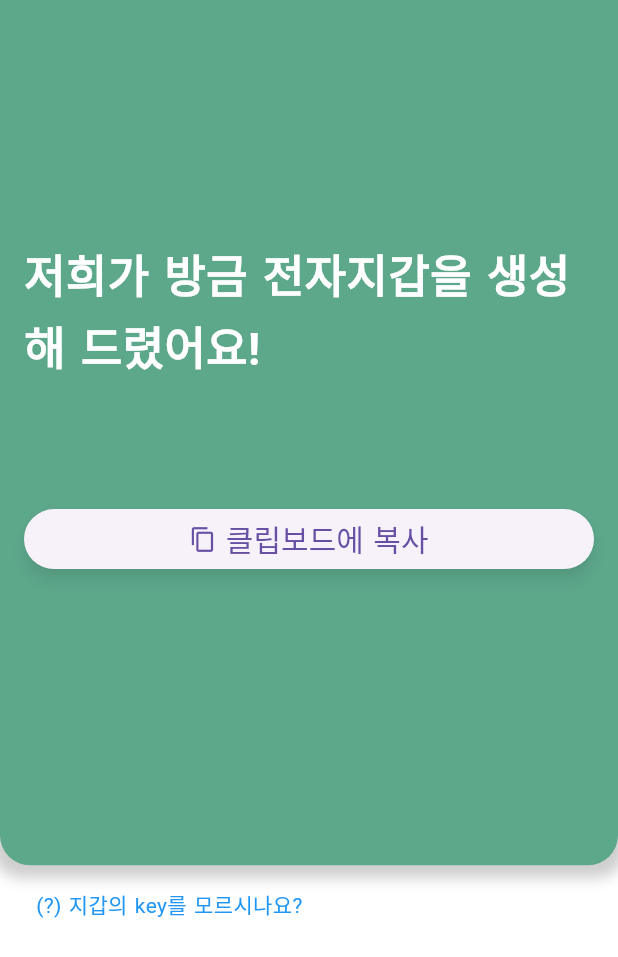
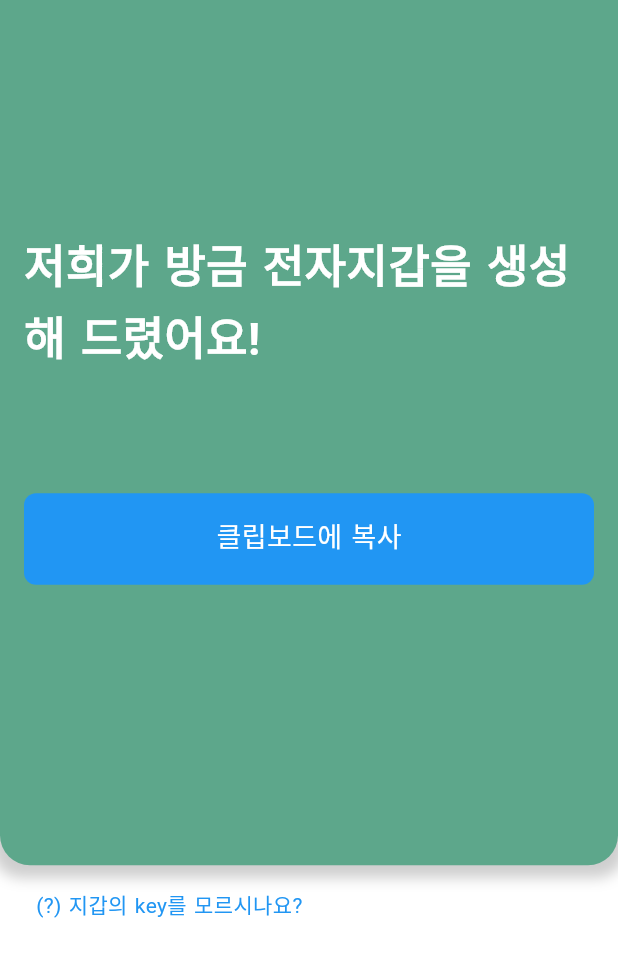
Before and after one commit to mint0o0/minto-flutter, a Flutter app: the MyPage screen opened directly, after a tap on "로그아웃", after a tap on "전자지갑 생성", on a phone screen of 412 x 824 dp. Shown: the top 957 px of the screen. Run offline on Flutter 3.47's test engine with Material 3 defaults, Android fonts, the phone set to English and light mode, and no system bars; our stand-ins replace card_swiper, csv, dio, firebase_auth, firebase_core, flutter_dotenv and 11 more; missing offline and left inert: animated_size_and_fade, bip32_bip44, bip39, gauge_indicator, qrscan, web3dart; accounts and stored records are empty; network calls fail; Roboto replaces fonts that are missing (GmarketSans); project files that could hold a hidden picture were left out.

Commit message:
Feat: 진행중인 축제 누르면 바로 축제정보로 이동시킴

```diff
--- a/lib/src/festival_list.dart
+++ b/lib/src/festival_list.dart
@@ -155,9 +155,14 @@ class _FestivalListState extends State<FestivalList> {
                 buildSearchResultHeader('$lastKeyword 검색결과:'),
               ],
               if (isSearching && lastCategory != null) ...[
-                buildSearchResultHeader('$lastCategory 검색결과:'),
+                if (lastCategory=='local')...[buildSearchResultHeader('지역축제 필터결과'),],
+                if(lastCategory=='university')...[buildSearchResultHeader('대학축제 필터결과'),],
+                if(lastCategory=='music')...[buildSearchResultHeader('음악축제 필터결과'),],
+                if(lastCategory=='fair')...[buildSearchResultHeader('전시회 필터결과'),],
+                //buildSearchResultHeader('$lastCategory 검색결과:'),
               ],
               if (!isSearching) ...[
+                SizedBox(height: 20,),
                 buildSectionTitle('추천 축제'),
                 buildFestivalWidget(),
                 buildSectionTitle('축제 탐색하기'),
@@ -309,7 +314,7 @@ class _FestivalListState extends State<FestivalList> {
 
   Widget buildSearchResultHeader(String resultText) {
     return Padding(
-      padding: const EdgeInsets.symmetric(horizontal: 16, vertical: 20),
+      padding: const EdgeInsets.symmetric(horizontal: 0, vertical: 20),
       child: Row(
   mainAxisAlignment: MainAxisAlignment.spaceBetween,
   children: [
@@ -363,7 +368,7 @@ class _FestivalListState extends State<FestivalList> {
 
   Widget buildSectionTitle(String title) {
     return Padding(
-      padding: const EdgeInsets.symmetric(horizontal: 16, vertical: 14),
+      padding: const EdgeInsets.symmetric(horizontal: 16, vertical: 0),
       child: Text(
         title,
         style: TextStyle(
--- a/lib/src/mypage.dart
+++ b/lib/src/mypage.dart
@@ -25,6 +25,7 @@ class MyPaging extends StatelessWidget {
 }
 
 class MyPageController extends GetxController {
+  var festivalId = ''.obs;
   var festivalName = ''.obs;
   var festivalImageUrl = ''.obs;
   var isLoading = true.obs;
@@ -34,17 +35,17 @@ class MyPageController extends GetxController {
   @override
   void onInit() {
     super.onInit();
-    fetchFestivalId();
     fetchFestivalDetails();
     fetchFestivalCounts();
   }
 
   Future<void> fetchFestivalDetails() async {
     SharedPreferences prefs = await SharedPreferences.getInstance();
-    final festivalId = prefs.getString('festivalId');
-    log("마이페이지2에서의 festivalID:$festivalId ");
-    if (festivalId != null && festivalId.isNotEmpty) {
-      final response = await http.get(Uri.parse('http://3.34.98.150:8080/festival/$festivalId'));
+    final id = prefs.getString('festivalId');
+    festivalId.value = id ?? ''; // Update the festivalId observable
+    log("마이페이지2에서의 festivalID:$id ");
+    if (id != null && id.isNotEmpty) {
+      final response = await http.get(Uri.parse('http://3.34.98.150:8080/festival/$id'));
 
       if (response.statusCode == 200) {
         final data = jsonDecode(utf8.decode(response.bodyBytes));
@@ -95,14 +96,6 @@ class MyPageController extends GetxController {
       throw Exception('Failed to load total festival count');
     }
   }
-
-  Future<void> fetchFestivalId() async {
-    SharedPreferences prefs = await SharedPreferences.getInstance();
-    final festivalId = prefs.getString('festivalId');
-    log("마이페이지에서의 festivalID:$festivalId ");
-
-    // 여기서 festivalId를 사용하여 필요한 작업을 수행할 수 있습니다.
-  }
 }
 
 class MyPage extends StatelessWidget {
@@ -145,7 +138,7 @@ class MyPage extends StatelessWidget {
                           onTap: () {
                             if (controller.festivalName.value.isNotEmpty &&
                                 controller.festivalImageUrl.value.isNotEmpty) {
-                              Get.to(() => FestivalDetail(festivalId: "6632093c788e207ba11e5acf"));
+                              Get.to(() => FestivalDetail(festivalId: controller.festivalId.value));
                             } else {
                               showDialog(
                                 context: context,
@@ -436,6 +429,7 @@ class MyPage extends StatelessWidget {
                           SharedPreferences prefs = await SharedPreferences.getInstance();
                           await prefs.remove('privateKey');
                           await prefs.remove('address');
+                          await prefs.remove('festivalId');
                           Get.offAndToNamed('/createOrImportWallet');
                           print("로그아웃버튼 눌림");
                         },
@@ -489,8 +483,10 @@ class MyPage extends StatelessWidget {
                 ),
               ],
             );
-  }}),
-    ));
+          }
+        }),
+      ),
+    );
   }
 }
 
--- a/lib/src/nft_screen3.dart
+++ b/lib/src/nft_screen3.dart
@@ -132,7 +132,7 @@ class _NftPage3State extends State<NftPage3> with Func {
   Widget build(BuildContext context) {
     return Scaffold(
       appBar: AppBar(
-        elevation: 10,
+        elevation: 4,
         shape: ContinuousRectangleBorder(
           borderRadius: BorderRadius.only(
             bottomLeft: Radius.circular(20.0), // 왼쪽 둥근 모서리
@@ -196,7 +196,7 @@ class _NftPage3State extends State<NftPage3> with Func {
                     ),
                   ),
                   Padding(
-                    padding: const EdgeInsets.all(8.0),
+                    padding: const EdgeInsets.all(16.0),
                     child: Column(
                       crossAxisAlignment: CrossAxisAlignment.start,
                       children: [
--- a/lib/src/presentation/view/pages/create_or_import_screen.dart
+++ b/lib/src/presentation/view/pages/create_or_import_screen.dart
@@ -59,49 +59,53 @@ class _CreateOrImportPageState extends State<CreateOrImportPage> {
 
   _getLoginButtons() {
     return <Widget>[
-      InkWell(
+      Padding(
+  padding: const EdgeInsets.all(16.0), // 16 logical pixels of padding on all sides
+  child: GestureDetector(
     onTap: () {
     Get.toNamed('/generateMnemonic');
+
     },
     child: Container(
+      // margin: EdgeInsets.symmetric(horizontal: 64.0),
+      padding: const EdgeInsets.all(16.0), // 16 logical pixels of padding inside the container
       decoration: BoxDecoration(
-            borderRadius: BorderRadius.circular(8.0),
+        color: Colors.white, // Background color of the container
+        borderRadius: BorderRadius.circular(8.0), // Rounded corners
       ),
-          margin: const EdgeInsets.only(left: 20, right: 20, top: 10),
-          width: double.infinity,
-          child: Container(
-            color: Colors.white,
-            //padding: const EdgeInsets.only(top: 15.0, bottom: 15.0),
-            padding: const EdgeInsets.symmetric(vertical: 16.0),
-            child: const Text(
-              ' 전자지갑 생성',
-              textAlign: TextAlign.center,
+      child: Center(
+        child: Text(
+          '전자지갑 생성',
+          style: TextStyle(
+            color:Colors.black, // Text color
+            fontSize: 18.0, // Font size
           ),
         ),
       ),
     ),
-      InkWell(
+  ),
+),
+      Padding(
+  padding: const EdgeInsets.all(16.0), // 16 logical pixels of padding on all sides
+  child: GestureDetector(
     onTap: () {
     Get.toNamed('/importWallet');
     },
     child: Container(
+      // margin: EdgeInsets.symmetric(horizontal: 64.0),
+      padding: const EdgeInsets.all(16.0), // 16 logical pixels of padding inside the container
       decoration: BoxDecoration(
-            borderRadius: BorderRadius.circular(16.0),
+        color: Colors.blue, // Background color of the container
+        borderRadius: BorderRadius.circular(8.0), // Rounded corners
       ),
-          margin: const EdgeInsets.only(top: 16, left: 20, right: 20),
-          width: double.infinity,
-          child: Container(
-            color: Colors.blueAccent,
-            padding: const EdgeInsets.only(top: 15.0, bottom: 15.0),
-            child: const Row(
-              mainAxisAlignment: MainAxisAlignment.center,
-              children: [
-                Text(
-                  ' 기존지갑 입력',
-                  style: TextStyle(color: Colors.white),
+      child: Center(
+        child: Text(
+          '기존지갑 입력',
+          style: TextStyle(
+            color: Colors.white, // Text color
+            fontSize: 18.0, // Font size
           ),
-                SizedBox(width: 8),
-              ],
+        ),
       ),
     ),
   ),
@@ -186,7 +190,7 @@ class _CreateOrImportPageState extends State<CreateOrImportPage> {
             child: const Text(
               "관리자 이신가요?",
               style: TextStyle(
-                color: Color.fromARGB(255, 203, 110, 110),
+                color: Color.fromARGB(255, 255, 88, 88),
                 decoration: TextDecoration.underline,
               ),
             ),
--- a/lib/src/presentation/view/pages/generate_mnemonic_screen.dart
+++ b/lib/src/presentation/view/pages/generate_mnemonic_screen.dart
@@ -102,23 +102,32 @@ Widget build(BuildContext context) {
 ),
 
                 SizedBox(height: 16.0),
-              Container(
-  padding: const EdgeInsets.all(16.0), // 버튼에 패딩 추가
-  width: double.infinity,
-  child: ElevatedButton.icon(
-    onPressed: () {
-      copyToClipboard();
+              Padding(
+  padding: const EdgeInsets.all(16.0), // 16 logical pixels of padding on all sides
+  child: GestureDetector(
+    onTap: () {
+    copyToClipboard();
     },
-    icon: const Icon(Icons.copy),
-    label: const Text('클립보드에 복사'),
-    style: ElevatedButton.styleFrom(
-      padding: EdgeInsets.zero, // 버튼 내부의 패딩을 0으로 설정
-      textStyle: const TextStyle(fontSize: 20.0),
-      elevation: 4,
-      shadowColor: Colors.black.withOpacity(0.4),
+    child: Container(
+      // margin: EdgeInsets.symmetric(horizontal: 64.0),
+      padding: const EdgeInsets.all(16.0), // 16 logical pixels of padding inside the container
+      decoration: BoxDecoration(
+        color: Colors.blue, // Background color of the container
+        borderRadius: BorderRadius.circular(8.0), // Rounded corners
+      ),
+      child: Center(
+        child: Text(
+          '클립보드에 복사',
+          style: TextStyle(
+            color: Colors.white, // Text color
+            fontSize: 18.0, // Font size
+          ),
+        ),
+      ),
     ),
   ),
 ),
+
             //     ElevatedButton.icon(
             //   onPressed: () {
             //     copyToClipboard();
--- a/lib/src/presentation/view/pages/verify_mnemonic_screen.dart
+++ b/lib/src/presentation/view/pages/verify_mnemonic_screen.dart
@@ -30,7 +30,7 @@ class _VerifyMnemonicPageState extends State<VerifyMnemonicPage> {
       walletController.getPrivateKey(widget.mnemonic).then((privateKey) {
         print(privateKey);
         setState(() {
-          isVerified = true;
+          //isVerified = true;
         });
       });
     }
@@ -187,7 +187,7 @@ Widget build(BuildContext context) {
     borderRadius: BorderRadius.circular(10.0),
   ),
   child: InkWell(
-    onTap: verifyMnemonic,
+    onTap:() {isVerified=true;verifyMnemonic;},
     child: Container(
       padding: EdgeInsets.symmetric(vertical: 12.0),
       child: Center(
@@ -208,8 +208,8 @@ Widget build(BuildContext context) {
                 Container(
   margin: EdgeInsets.symmetric(horizontal: 64.0),
   padding: EdgeInsets.symmetric(horizontal: 64.0),
-  decoration: BoxDecoration(color:Colors.blue,
-   // color: isVerified ? Colors.blue : Colors.grey, // 버튼의 배경색을 조건에 따라 파란색 또는 회색으로 설정
+  decoration: BoxDecoration(//color:Colors.blue,
+   color: isVerified ? Colors.blue : Colors.grey, // 버튼의 배경색을 조건에 따라 파란색 또는 회색으로 설정
     borderRadius: BorderRadius.circular(10.0),
   ),
   child: InkWell(
@@ -218,13 +218,9 @@ Widget build(BuildContext context) {
     final SharedPreferences prefs = await SharedPreferences.getInstance();
     final walletController = Get.put(WalletController());
     final privateKey = await walletController.getPrivateKey(widget.mnemonic);
-    print("==============");
-    print(privateKey);
     await prefs.setString('privateKey', privateKey);
     var address = await walletController.getPublicKey(privateKey);
     await prefs.setString('address', address.toString());
-    print("111111111111111111111111111111111111111111111111111");
-    print(address);
     },
     borderRadius: BorderRadius.circular(10.0),
     child: Container(
--- a/lib/src/signup.dart
+++ b/lib/src/signup.dart
@@ -252,12 +252,15 @@ class _SigningupState extends State<Signingup> {
 )
 ,
                   SizedBox(height: 25),
-                  GestureDetector(
+                  Padding(
+  padding: const EdgeInsets.symmetric(horizontal: 64.0), // 16 logical pixels of padding on all sides
+  child: GestureDetector(
     onTap: () {
       _signupController.signup(context);
     },
     child: Container(
-    padding: const EdgeInsets.all(16.0), // 16 logical pixels of padding on all sides
+      // margin: EdgeInsets.symmetric(horizontal: 64.0),
+      padding: const EdgeInsets.all(16.0), // 16 logical pixels of padding inside the container
       decoration: BoxDecoration(
         color: Colors.blue, // Background color of the container
         borderRadius: BorderRadius.circular(8.0), // Rounded corners
@@ -272,7 +275,9 @@ class _SigningupState extends State<Signingup> {
         ),
       ),
     ),
+  ),
 )
+
 
                 ],
               ),
```
Lines whose indentation alone changed are shown as unchanged.
